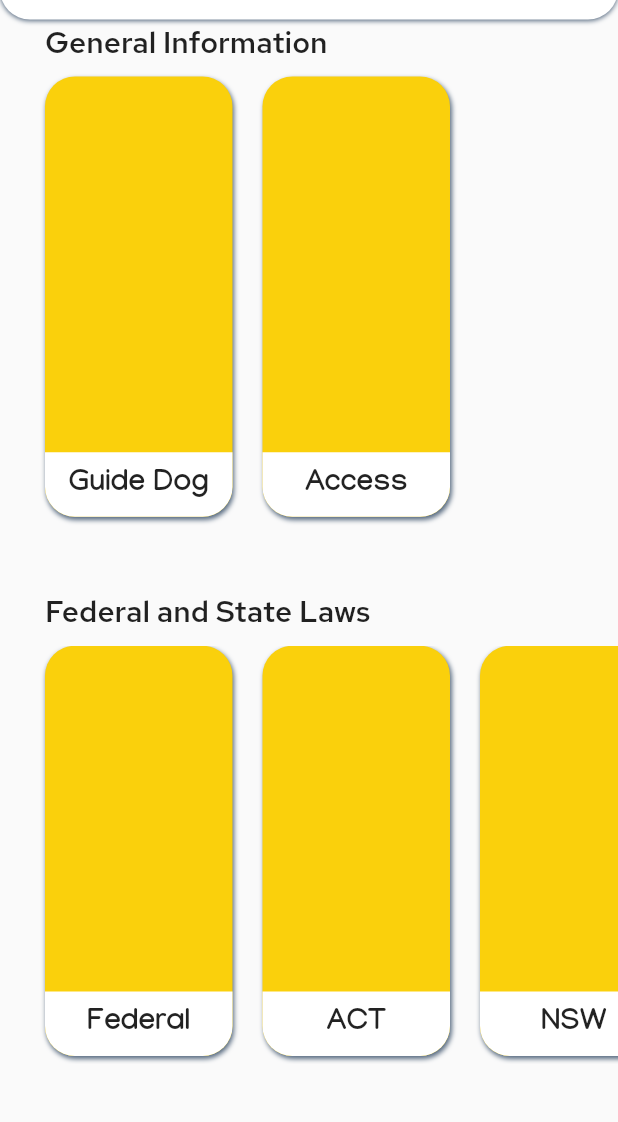
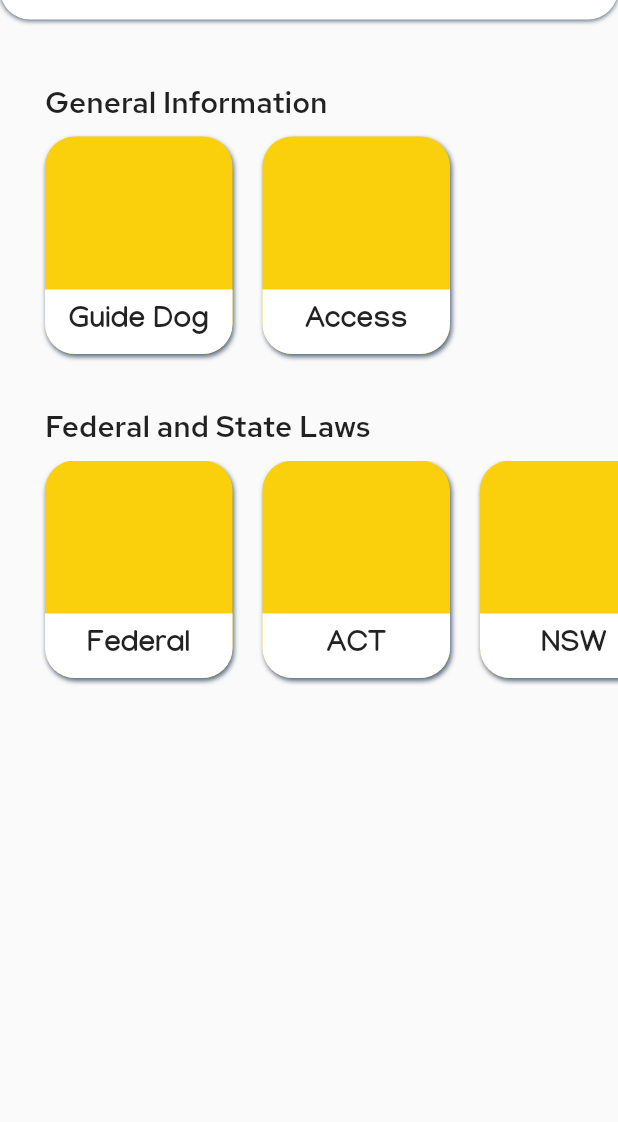
Before and after one commit to Thornie/DGHA-App, a Flutter app: the screen it shows after launch, on a phone screen of 412 x 824 dp, the part 75-1197 px from its top. Run offline on Flutter 3.47's test engine with Material 2 defaults, Android fonts, the phone set to English and light mode, and no system bars.

Commit message:
implemented 2 new widgets: orientation & scroll

```diff
--- a/lib/screens/menu_screen.dart
+++ b/lib/screens/menu_screen.dart
@@ -20,7 +20,8 @@ class _PageViewMenuState extends State<PageViewMenu> {
       key: _scaffoldKey,
       drawer: MenuDrawer(),
       body: SafeArea(
-        child: Column(
+        child: OrientationBuilder(builder: (context, orientation) {
+          return Column(
             children: <Widget>[
               // NOTE: AppBar
               Container(
@@ -49,28 +50,29 @@ class _PageViewMenuState extends State<PageViewMenu> {
                   ],
                 ),
               ),
-            // NOTE : Main body of the card list
+
+              // NOTE: The Scrollable List Tiles Section
               Expanded(
+                child: SingleChildScrollView(
+                  physics: orientation == Orientation.portrait ? NeverScrollableScrollPhysics() : BouncingScrollPhysics(),
                     child: Column(
                   children: <Widget>[
-                  // NOTE: General Information Section
-                  Expanded(
+
+                    // NOTE: General Information
+                    Container(
+                      margin: orientation == Orientation.portrait ? EdgeInsets.only(top: 40) : EdgeInsets.only(top: 20),
                       child: Column(
                         children: <Widget>[
-                        InfoMenuHeading(text: "General Information", topMargin: 20,),
-                        Expanded(
-                          child: Padding(
-                            padding: EdgeInsets.fromLTRB(30, 10, 30, 45),
+                          InfoMenuHeading( text: "General Information"),
+                          Container(
+                            height: 160,
+                            padding: EdgeInsets.fromLTRB(30, 10, 0, 0),
                             child: ListView.builder(
+                              physics: BouncingScrollPhysics(),
                               scrollDirection: Axis.horizontal,
                               itemCount: Data.generalInfoCardData.length,
                               itemBuilder: (BuildContext context, int index) {
-                                EdgeInsets margin;
-                                if(index == 0) {
-                                  margin = EdgeInsets.fromLTRB(0, 0, 0, 5);
-                                } else {
-                                  margin = EdgeInsets.fromLTRB(20, 0, 0, 5);
-                                }
+                                EdgeInsets margin = index == 0 ? EdgeInsets.fromLTRB(0, 0, 0, 5) : EdgeInsets.fromLTRB(20, 0, 0, 5);
                                 return MenuCard(
                                   title: Data.generalInfoCardData[index].title,
                                   width: 125,
@@ -82,26 +84,27 @@ class _PageViewMenuState extends State<PageViewMenu> {
                                 );
                               },
                             ),
-                          ),
-                        ),
+                          )
                         ],
                       ),
                     ),
-                  // NOTE: Laws Section
-                  Expanded(
-                    child: Container(
+
+                    // NOTE: Laws
+                    Container(
+                      margin: orientation == Orientation.portrait ? EdgeInsets.only(top: 30, bottom: 40) : EdgeInsets.only(top: 15, bottom: 25),
                       child: Column(
                         children: <Widget>[
-                          InfoMenuHeading(text: "Federal and State Laws", topMargin: 0,),
-                          Expanded(
-                            child: Container(
-                              padding: EdgeInsets.fromLTRB(0, 10, 0, 65),
+                          InfoMenuHeading( text: "Federal and State Laws"),
+                          Container(
+                            height: 160,
+                            padding: EdgeInsets.fromLTRB(0, 10, 0, 0),
                             child: ListView.builder(
+                              physics: BouncingScrollPhysics(),
                               scrollDirection: Axis.horizontal,
                               itemCount: Data.lawInfoCardData.length,
                               itemBuilder: (BuildContext context, int index) {
                                 EdgeInsets margin;
-                                  if(index == 0) {
+                                if (index == 0) {
                                   margin = EdgeInsets.fromLTRB(30, 0, 0, 5);
                                 } else if (index == Data.lawInfoCardData.length - 1) {
                                   margin = EdgeInsets.fromLTRB(20, 0, 30, 5);
@@ -119,17 +122,16 @@ class _PageViewMenuState extends State<PageViewMenu> {
                                 );
                               },
                             ),
-                            ),
                           )
                         ],
                       ),
                     ),
-                  )
                   ],
+                )),
               ),
-            )
             ],
-        ),
+          );
+        }),
       ),
     );
   }
```
Lines whose indentation alone changed are shown as unchanged.
